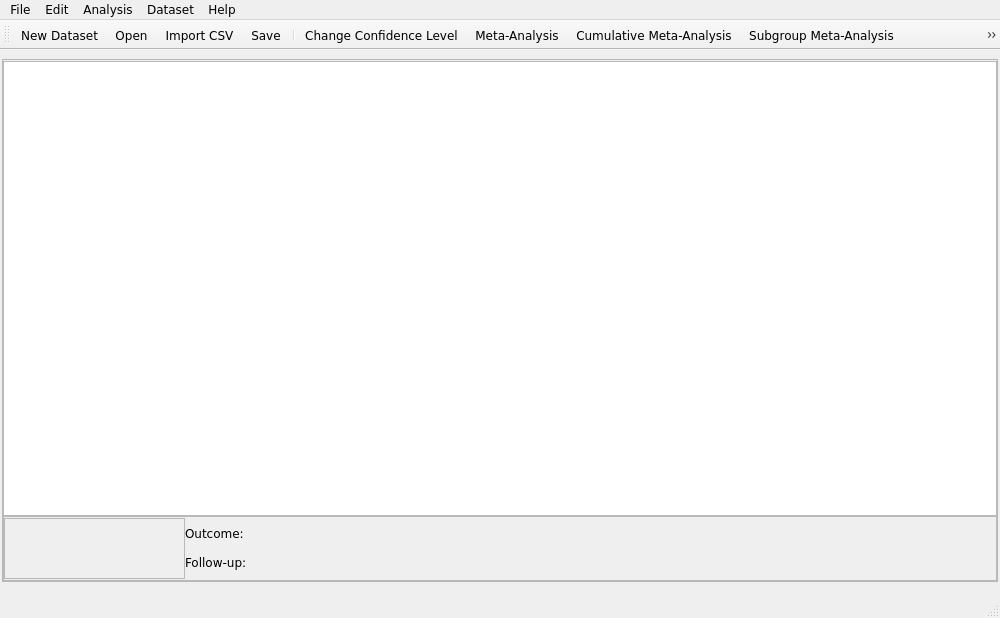
AliSalman-et-al/openmeta-analyst-community, file src/rc_metastudio/forms/meta.ui: the form before one commit.
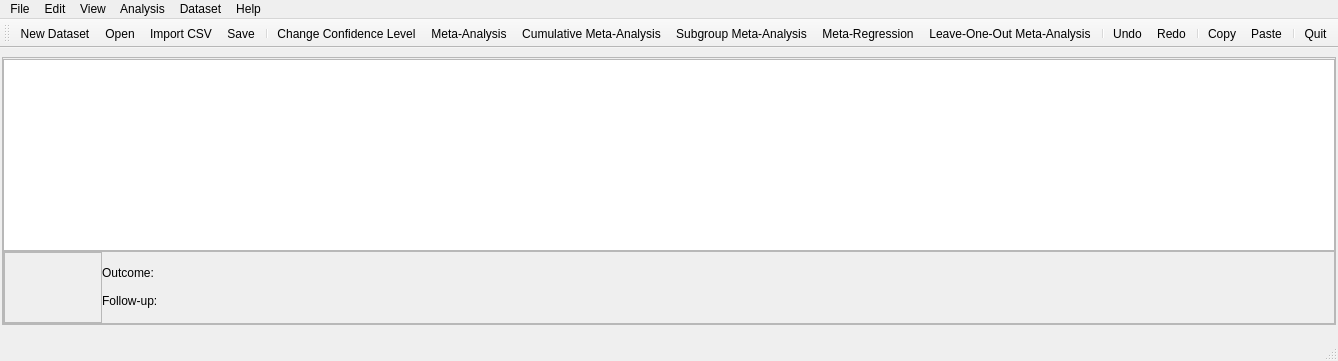
The form after the commit. Icons and pictures are not drawn.

Commit message:
Prepare RC MetaStudio 0.1.2 prerelease
Deliver app-wide adaptive layouts, semantic functional icons, and supported-platform native layout evidence, including fixes for Qt SVG plot rendering and smaller interaction regressions.

Align RC MetaStudio and bundled RCMetaR at version 0.1.2, complete the verification taxonomy, and document the prerelease changes.

Refs #294, #295, #296, #297, #298, #299, #300, #301, #302, #303, #304, #305, #306

```diff
--- a/src/rc_metastudio/forms/meta.ui
+++ b/src/rc_metastudio/forms/meta.ui
@@ -6,15 +6,10 @@
    <rect>
     <x>0</x>
     <y>0</y>
-    <width>1000</width>
-    <height>618</height>
+    <width>0</width>
+    <height>0</height>
    </rect>
   </property>
-  <property name="font">
-   <font>
-    <family>Verdana</family>
-   </font>
-  </property>
   <property name="windowTitle">
    <string>RCMetaStudio</string>
   </property>
@@ -23,11 +18,6 @@
     <normaloff>:/misc/meta.png</normaloff>:/misc/meta.png</iconset>
   </property>
   <widget class="QWidget" name="centralwidget">
-   <property name="font">
-    <font>
-     <family>Verdana</family>
-    </font>
-   </property>
    <property name="cursor">
     <cursorShape>ArrowCursor</cursorShape>
    </property>
@@ -91,12 +81,6 @@
          </item>
          <item>
           <widget class="QFrame" name="frame">
-           <property name="minimumSize">
-            <size>
-             <width>0</width>
-             <height>65</height>
-            </size>
-           </property>
            <property name="frameShape">
             <enum>QFrame::StyledPanel</enum>
            </property>
@@ -117,103 +101,55 @@
               </property>
               <item>
                <widget class="QFrame" name="frame_2">
-                <property name="sizePolicy">
-                 <sizepolicy hsizetype="Fixed" vsizetype="Fixed">
-                  <horstretch>0</horstretch>
-                  <verstretch>0</verstretch>
-                 </sizepolicy>
-                </property>
-                <property name="minimumSize">
-                 <size>
-                  <width>181</width>
-                  <height>61</height>
-                 </size>
-                </property>
-                <property name="maximumSize">
-                 <size>
-                  <width>181</width>
-                  <height>61</height>
-                 </size>
-                </property>
                 <property name="frameShape">
                  <enum>QFrame::StyledPanel</enum>
                 </property>
                 <property name="frameShadow">
                  <enum>QFrame::Raised</enum>
                 </property>
+                <layout class="QGridLayout" name="navigationLayout">
+                 <property name="spacing">
+                  <number>0</number>
+                 </property>
+                 <property name="margin">
+                  <number>0</number>
+                 </property>
+                 <item row="1" column="0">
                 <widget class="QToolButton" name="nav_left_btn">
-                 <property name="geometry">
-                  <rect>
-                   <x>0</x>
-                   <y>10</y>
-                   <width>20</width>
-                   <height>41</height>
-                  </rect>
-                 </property>
                  <property name="text">
                   <string/>
                  </property>
                  <property name="icon">
                   <iconset resource="../images/icons.qrc">
-                   <normaloff>:/misc/left_arrow.png</normaloff>:/misc/left_arrow.png</iconset>
-                 </property>
-                 <property name="iconSize">
-                  <size>
-                   <width>64</width>
-                   <height>64</height>
-                  </size>
+                   <normaloff>:/icons/actions/navigation-left.svg</normaloff>:/icons/actions/navigation-left.svg</iconset>
                  </property>
                  <property name="autoRaise">
                   <bool>true</bool>
                  </property>
                 </widget>
+                 </item>
+                 <item row="0" column="1">
                 <widget class="QToolButton" name="nav_up_btn">
-                 <property name="geometry">
-                  <rect>
-                   <x>40</x>
-                   <y>0</y>
-                   <width>51</width>
-                   <height>20</height>
-                  </rect>
-                 </property>
                  <property name="text">
                   <string/>
                  </property>
                  <property name="icon">
                   <iconset resource="../images/icons.qrc">
-                   <normaloff>:/misc/up_arrow.png</normaloff>:/misc/up_arrow.png</iconset>
-                 </property>
-                 <property name="iconSize">
-                  <size>
-                   <width>64</width>
-                   <height>64</height>
-                  </size>
+                   <normaloff>:/icons/actions/navigation-up.svg</normaloff>:/icons/actions/navigation-up.svg</iconset>
                  </property>
                  <property name="autoRaise">
                   <bool>true</bool>
                  </property>
                 </widget>
+                 </item>
+                 <item row="2" column="1">
                 <widget class="QToolButton" name="nav_down_btn">
-                 <property name="geometry">
-                  <rect>
-                   <x>40</x>
-                   <y>40</y>
-                   <width>51</width>
-                   <height>20</height>
-                  </rect>
-                 </property>
                  <property name="text">
                   <string/>
                  </property>
                  <property name="icon">
                   <iconset resource="../images/icons.qrc">
-                   <normaloff>:/misc/down_arrow.png</normaloff>:/misc/down_arrow.png</iconset>
-                 </property>
-                 <property name="iconSize">
-                  <size>
-                   <width>64</width>
-                   <height>64</height>
-                  </size>
+                   <normaloff>:/icons/actions/navigation-down.svg</normaloff>:/icons/actions/navigation-down.svg</iconset>
                  </property>
                  <property name="toolButtonStyle">
                   <enum>Qt::ToolButtonIconOnly</enum>
@@ -225,22 +161,9 @@
                   <enum>Qt::NoArrow</enum>
                  </property>
                 </widget>
+                 </item>
+                 <item row="1" column="1">
                 <widget class="QLabel" name="nav_lbl">
-                 <property name="geometry">
-                  <rect>
-                   <x>20</x>
-                   <y>20</y>
-                   <width>91</width>
-                   <height>21</height>
-                  </rect>
-                 </property>
-                 <property name="font">
-                  <font>
-                   <pointsize>10</pointsize>
-                   <weight>50</weight>
-                   <bold>false</bold>
-                  </font>
-                 </property>
                  <property name="text">
                   <string/>
                  </property>
@@ -248,87 +171,42 @@
                   <set>Qt::AlignCenter</set>
                  </property>
                 </widget>
+                 </item>
+                 <item row="1" column="2">
                 <widget class="QToolButton" name="nav_right_btn">
-                 <property name="geometry">
-                  <rect>
-                   <x>110</x>
-                   <y>10</y>
-                   <width>20</width>
-                   <height>41</height>
-                  </rect>
-                 </property>
                  <property name="text">
                   <string/>
                  </property>
                  <property name="icon">
                   <iconset resource="../images/icons.qrc">
-                   <normaloff>:/misc/right_arrow.png</normaloff>:/misc/right_arrow.png</iconset>
-                 </property>
-                 <property name="iconSize">
-                  <size>
-                   <width>64</width>
-                   <height>64</height>
-                  </size>
+                   <normaloff>:/icons/actions/navigation-right.svg</normaloff>:/icons/actions/navigation-right.svg</iconset>
                  </property>
                  <property name="autoRaise">
                   <bool>true</bool>
                  </property>
                 </widget>
+                 </item>
+                 <item row="1" column="3">
                 <widget class="QToolButton" name="nav_add_btn">
-                 <property name="geometry">
-                  <rect>
-                   <x>130</x>
-                   <y>10</y>
-                   <width>51</width>
-                   <height>41</height>
-                  </rect>
-                 </property>
                  <property name="text">
                   <string/>
                  </property>
                  <property name="icon">
                   <iconset resource="../images/icons.qrc">
-                   <normaloff>:/function_icon_set/function_icon_set/add_48.png</normaloff>:/function_icon_set/function_icon_set/add_48.png</iconset>
-                 </property>
-                 <property name="iconSize">
-                  <size>
-                   <width>64</width>
-                   <height>64</height>
-                  </size>
+                   <normaloff>:/icons/actions/add.svg</normaloff>:/icons/actions/add.svg</iconset>
                  </property>
                  <property name="autoRaise">
                   <bool>true</bool>
                  </property>
                 </widget>
+                 </item>
+                </layout>
                </widget>
               </item>
               <item>
                <layout class="QGridLayout" name="gridLayout">
                 <item row="0" column="0">
                  <widget class="QLabel" name="label">
-                  <property name="sizePolicy">
-                   <sizepolicy hsizetype="Fixed" vsizetype="Fixed">
-                    <horstretch>0</horstretch>
-                    <verstretch>0</verstretch>
-                   </sizepolicy>
-                  </property>
-                  <property name="minimumSize">
-                   <size>
-                    <width>80</width>
-                    <height>25</height>
-                   </size>
-                  </property>
-                  <property name="maximumSize">
-                   <size>
-                    <width>80</width>
-                    <height>25</height>
-                   </size>
-                  </property>
-                  <property name="font">
-                   <font>
-                    <pointsize>9</pointsize>
-                   </font>
-                  </property>
                   <property name="text">
                    <string>Outcome:</string>
                   </property>
@@ -336,29 +214,6 @@
                 </item>
                 <item row="1" column="0">
                  <widget class="QLabel" name="label_3">
-                  <property name="sizePolicy">
-                   <sizepolicy hsizetype="Fixed" vsizetype="Fixed">
-                    <horstretch>0</horstretch>
-                    <verstretch>0</verstretch>
-                   </sizepolicy>
-                  </property>
-                  <property name="minimumSize">
-                   <size>
-                    <width>80</width>
-                    <height>25</height>
-                   </size>
-                  </property>
-                  <property name="maximumSize">
-                   <size>
-                    <width>80</width>
-                    <height>25</height>
-                   </size>
-                  </property>
-                  <property name="font">
-                   <font>
-                    <pointsize>9</pointsize>
-                   </font>
-                  </property>
                   <property name="text">
                    <string>Follow-up:</string>
                   </property>
@@ -372,17 +227,6 @@
                     <verstretch>0</verstretch>
                    </sizepolicy>
                   </property>
-                  <property name="minimumSize">
-                   <size>
-                    <width>80</width>
-                    <height>25</height>
-                   </size>
-                  </property>
-                  <property name="font">
-                   <font>
-                    <pointsize>9</pointsize>
-                   </font>
-                  </property>
                   <property name="text">
                    <string/>
                   </property>
@@ -396,17 +240,6 @@
                     <verstretch>0</verstretch>
                    </sizepolicy>
                   </property>
-                  <property name="minimumSize">
-                   <size>
-                    <width>80</width>
-                    <height>25</height>
-                   </size>
-                  </property>
-                  <property name="font">
-                   <font>
-                    <pointsize>9</pointsize>
-                   </font>
-                  </property>
                   <property name="text">
                    <string/>
                   </property>
@@ -459,11 +292,6 @@
     </rect>
    </property>
    <widget class="QMenu" name="menu_file">
-    <property name="font">
-     <font>
-      <family>Verdana</family>
-     </font>
-    </property>
     <property name="title">
      <string>File</string>
     </property>
@@ -524,8 +352,15 @@
     </property>
     <addaction name="action_about_legal"/>
    </widget>
+   <widget class="QMenu" name="menuView">
+    <property name="title">
+     <string>View</string>
+    </property>
+    <addaction name="action_auto_fit_columns"/>
+   </widget>
    <addaction name="menu_file"/>
    <addaction name="menuEdit"/>
+   <addaction name="menuView"/>
    <addaction name="menuAnalysis"/>
    <addaction name="menuDataset"/>
    <addaction name="menuHelp"/>
@@ -535,6 +370,12 @@
    <property name="windowTitle">
     <string>Tool Bar</string>
    </property>
+   <property name="iconSize">
+    <size>
+     <width>28</width>
+     <height>28</height>
+    </size>
+   </property>
    <attribute name="toolBarArea">
     <enum>TopToolBarArea</enum>
    </attribute>
```
Left out of the diff: 59 changed lines with no effect on the pictures. The commit also changes 261 other files.
